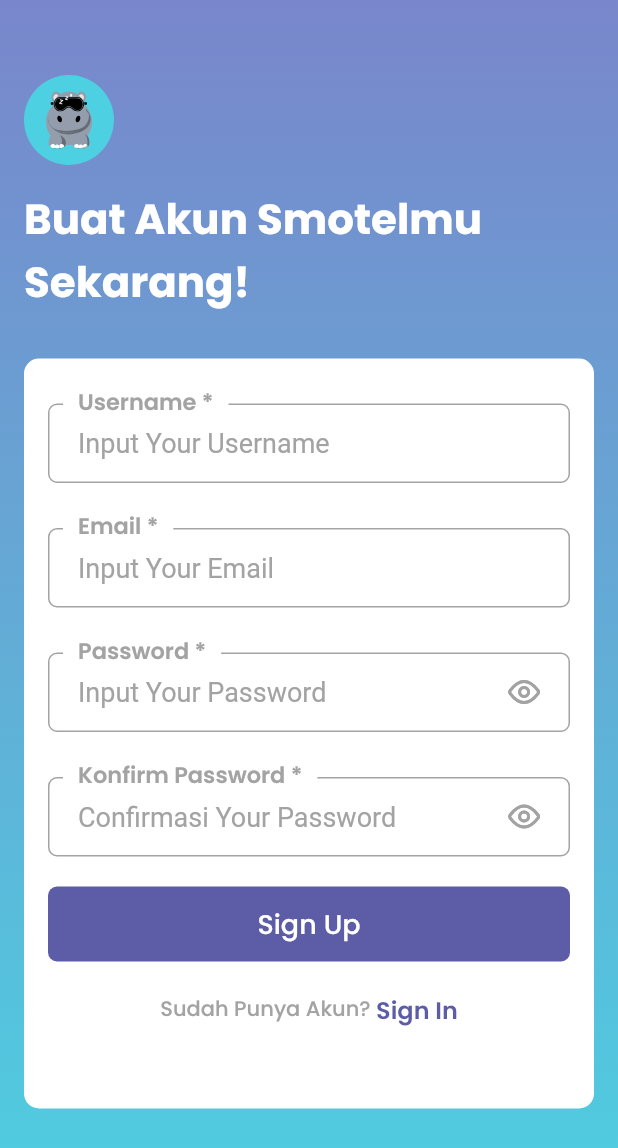
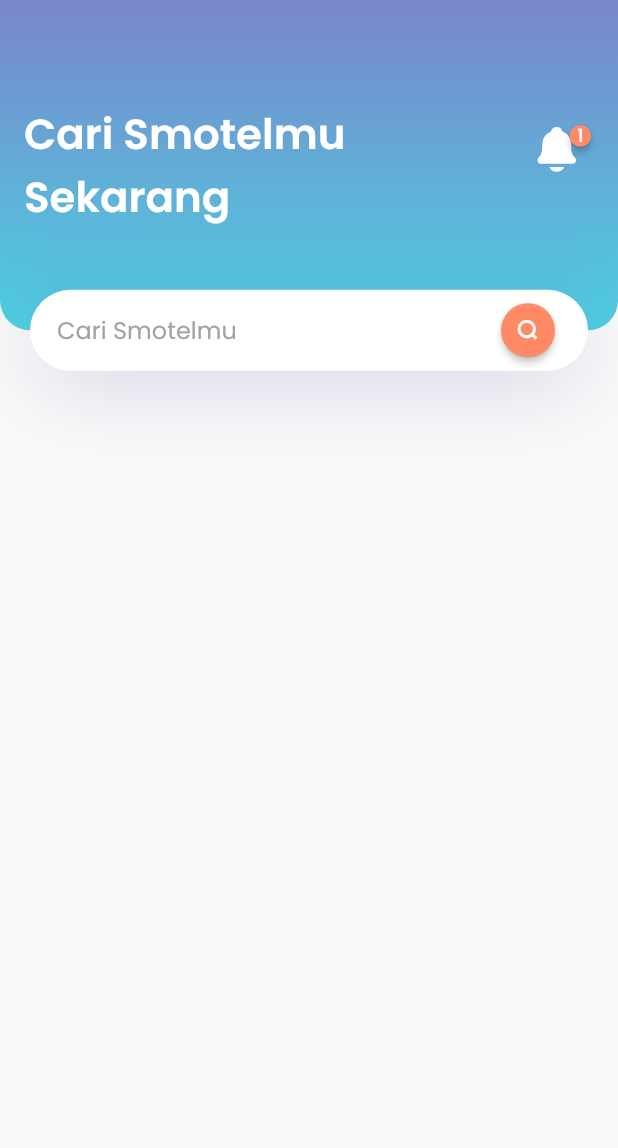
Before and after one commit to RohmanBenyRiyanto/SmartHotel_flutter, a Flutter app: the screen it shows after launch, on a phone screen of 412 x 824 dp. Shown: the top 1148 px of the screen. Run offline on Flutter 3.47's test engine with Material 2 defaults, Android fonts, the phone set to English and light mode, and no system bars; drawn by our look-alikes of badges; our stand-ins replace flutter_svg.

Commit message:
add header in home page

```diff
--- /dev/null
+++ b/lib/home/components/body.dart
@@ -0,0 +1,17 @@
+import 'package:flutter/material.dart';
+import 'package:smart_hotel/home/components/header.dart';
+
+class body_home extends StatelessWidget {
+  @override
+  Widget build(BuildContext context) {
+    Size size = MediaQuery.of(context).size;
+
+    return SingleChildScrollView(
+      child: Column(
+        children: <Widget>[
+          HeaderWithSearchBox(size: size),
+        ],
+      ),
+    );
+  }
+}
--- /dev/null
+++ b/lib/home/components/header.dart
@@ -0,0 +1,139 @@
+import 'package:badges/badges.dart';
+import 'package:flutter/material.dart';
+import 'package:flutter_svg/flutter_svg.dart';
+import 'package:smart_hotel/theme/color.dart';
+import 'package:smart_hotel/theme/const.dart';
+
+class HeaderWithSearchBox extends StatelessWidget {
+  const HeaderWithSearchBox({
+    Key? key,
+    required this.size,
+  }) : super(key: key);
+
+  final Size size;
+
+  @override
+  Widget build(BuildContext context) {
+    int countThisNotification = 1;
+    return Container(
+      height: size.height * 0.3,
+      child: Stack(
+        children: <Widget>[
+          Container(
+            padding: EdgeInsets.only(left: KPadding, right: 28),
+            height: size.height * 0.3 - 27,
+            decoration: BoxDecoration(
+              gradient: LinearGradient(
+                begin: Alignment.topCenter,
+                end: Alignment.bottomCenter,
+                colors: [color_main, color_blue],
+              ),
+              borderRadius: BorderRadius.only(
+                bottomLeft: Radius.circular(20),
+                bottomRight: Radius.circular(20),
+              ),
+            ),
+            child: Row(
+              children: <Widget>[
+                Text(
+                  "Cari Smotelmu\nSekarang",
+                  style: TextStyle(
+                    color: color_white,
+                    fontFamily: 'Poppins',
+                    fontSize: 28,
+                    fontWeight: FontWeight.w600,
+                  ),
+                ),
+                Spacer(),
+                Container(
+                  margin: EdgeInsets.only(bottom: 21),
+                  child: GestureDetector(
+                    onTap: () {
+                      print("Notification");
+                    },
+                    child: Badge(
+                      padding: EdgeInsets.all(5),
+                      badgeColor: color_orange,
+                      shape: BadgeShape.circle,
+                      position: BadgePosition.topEnd(),
+                      badgeContent: Text(
+                        //backend create logic notification
+                        '$countThisNotification',
+                        style: TextStyle(
+                          color: color_white,
+                          fontFamily: 'Poppins',
+                          fontSize: 12,
+                          fontWeight: FontWeight.w500,
+                        ),
+                      ),
+                      child: SvgPicture.asset(
+                        "assets/svg/lonceng.svg",
+                        height: 30,
+                      ),
+                    ),
+                  ),
+                ),
+              ],
+            ),
+          ),
+          Positioned(
+            bottom: 0,
+            left: 0,
+            right: 0,
+            child: Container(
+              alignment: Alignment.center,
+              margin: EdgeInsets.symmetric(horizontal: kDefaultPadding),
+              padding: EdgeInsets.symmetric(horizontal: 8),
+              height: 54,
+              decoration: BoxDecoration(
+                color: color_white,
+                borderRadius: BorderRadius.circular(30),
+                boxShadow: [
+                  BoxShadow(
+                    offset: Offset(0, 10),
+                    blurRadius: 50,
+                    color: color_purple.withOpacity(0.23),
+                  ),
+                ],
+              ),
+              child: Row(
+                // mainAxisAlignment: MainAxisAlignment.spaceBetween,
+                children: <Widget>[
+                  Expanded(
+                    child: Padding(
+                      padding: EdgeInsets.only(left: 10.0),
+                      child: TextField(
+                        onChanged: (value) {},
+                        decoration: InputDecoration(
+                          hintText: "Cari Smotelmu",
+                          hintStyle: TextStyle(
+                            color: color_abu,
+                            fontFamily: 'Poppins',
+                            fontSize: 16,
+                            fontWeight: FontWeight.w400,
+                          ),
+                          enabledBorder: InputBorder.none,
+                          focusedBorder: InputBorder.none,
+                        ),
+                      ),
+                    ),
+                  ),
+                  ElevatedButton(
+                    onPressed: () {},
+                    child: SvgPicture.asset("assets/svg/mini_search.svg"),
+                    style: ElevatedButton.styleFrom(
+                      shape: CircleBorder(),
+                      primary: color_orange,
+                    ),
+                  ),
+                ],
+              ),
+            ),
+          ),
+        ],
+      ),
+    );
+    // ],
+    // );
+  }
+}
--- /dev/null
+++ b/lib/home/home.dart
@@ -0,0 +1,16 @@
+import 'package:flutter/material.dart';
+import 'package:flutter_svg/flutter_svg.dart';
+import 'package:smart_hotel/home/components/body.dart';
+import 'package:smart_hotel/theme/color.dart';
+
+class Home extends StatelessWidget {
+  static String routeName = "/home";
+  @override
+  Widget build(BuildContext context) {
+    return Scaffold(
+      body: SafeArea(
+        child: body_home(),
+      ),
+    );
+  }
+}
--- a/lib/main.dart
+++ b/lib/main.dart
@@ -1,9 +1,9 @@
 // @dart=2.9
 
 import 'package:flutter/material.dart';
+import 'package:smart_hotel/home/home.dart';
 import 'package:smart_hotel/routes.dart';
 
-import 'package:smart_hotel/sign/sign_up/sign_up.dart';
 void main() => runApp(MyApp());
 
 class MyApp extends StatelessWidget {
@@ -15,7 +15,7 @@ class MyApp extends StatelessWidget {
       title: 'Flutter Demo',
       // home: SplashScreen(),
       // We use routeName so that we dont need to remember the name
-      initialRoute: SignUp.routeName,
+      initialRoute: Home.routeName,
       routes: routes,
     );
   }
--- a/lib/routes.dart
+++ b/lib/routes.dart
@@ -1,4 +1,5 @@
 import 'package:flutter/widgets.dart';
+import 'package:smart_hotel/home/home.dart';
 import 'package:smart_hotel/sign/forgot_password/search_account.dart';
 import 'package:smart_hotel/sign/sign_in/sign_in.dart';
 import 'package:smart_hotel/sign/sign_up/sign_up.dart';
@@ -11,4 +12,5 @@ final Map<String, WidgetBuilder> routes = {
   SignIn.routeName: (context) => SignIn(),
   SignUp.routeName: (context) => SignUp(),
   SearchAccount.routeName: (context) => SearchAccount(),
+  Home.routeName: (context) => Home(),
 };
--- a/lib/theme/color.dart
+++ b/lib/theme/color.dart
@@ -11,8 +11,3 @@ const color_orange = Color(0xFFFF8A65);
 const color_grey = Color(0xFFBAB9D0);
 const color_abu = Color(0xFFA3A3A3);
 const color_heading_1 = Color(0xFF5B5B5B);
-const color_gradient = LinearGradient(
-  begin: Alignment.topCenter,
-  end: Alignment.bottomCenter,
-  colors: [Color(0xFF7986CB), Color(0xFF4DD0E1)],
-);
--- /dev/null
+++ b/lib/theme/const.dart
@@ -0,0 +1,4 @@
+import 'package:flutter/material.dart';
+
+const double kDefaultPadding = 20.0;
+const double KPadding = 16;
--- a/pubspec.yaml
+++ b/pubspec.yaml
@@ -38,6 +38,7 @@ dependencies:
   font_awesome_flutter: ^9.2.0
   flutter_svg: ^0.23.0+1
   clickabletext: ^0.0.2
+  badges: ^2.0.1
 
 dev_dependencies:
   flutter_test:
```
Also changed, not shown: assets/images/hotel_one.png (added), assets/images/hotel_two.png (added), assets/svg/diskon.svg (added), assets/svg/il_natal.svg (added), assets/svg/location.svg (added), assets/svg/location_two.svg (added), assets/svg/lonceng.svg (added), assets/svg/mini_search.svg (added), assets/svg/star.svg (added), pubspec.lock.
